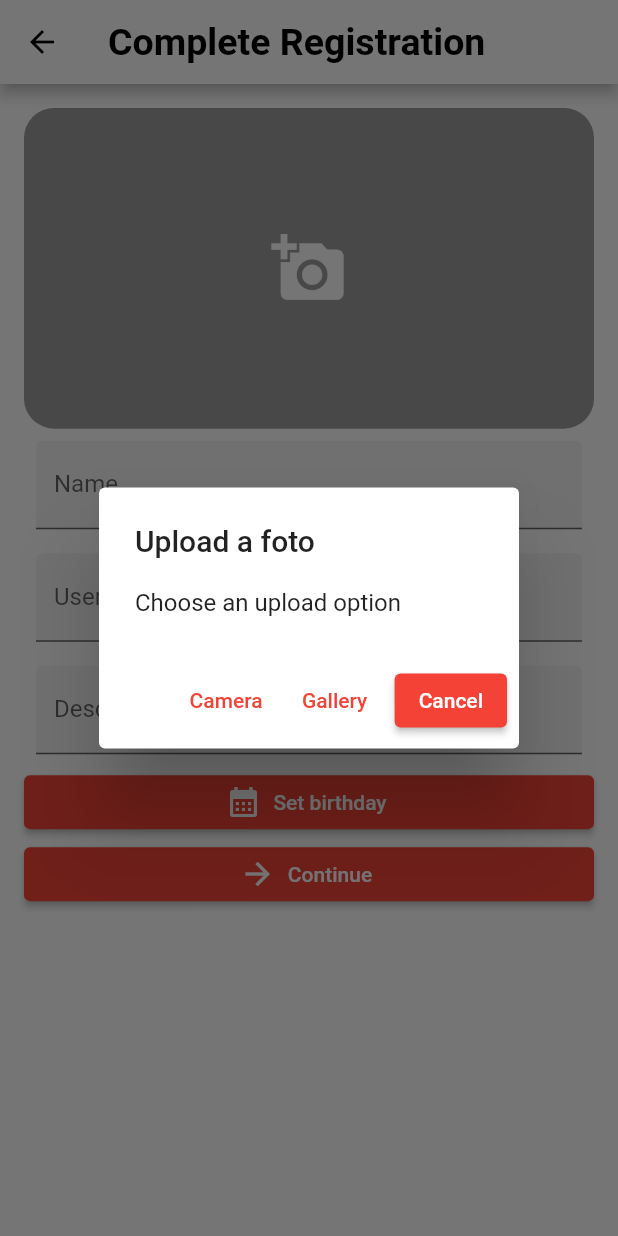
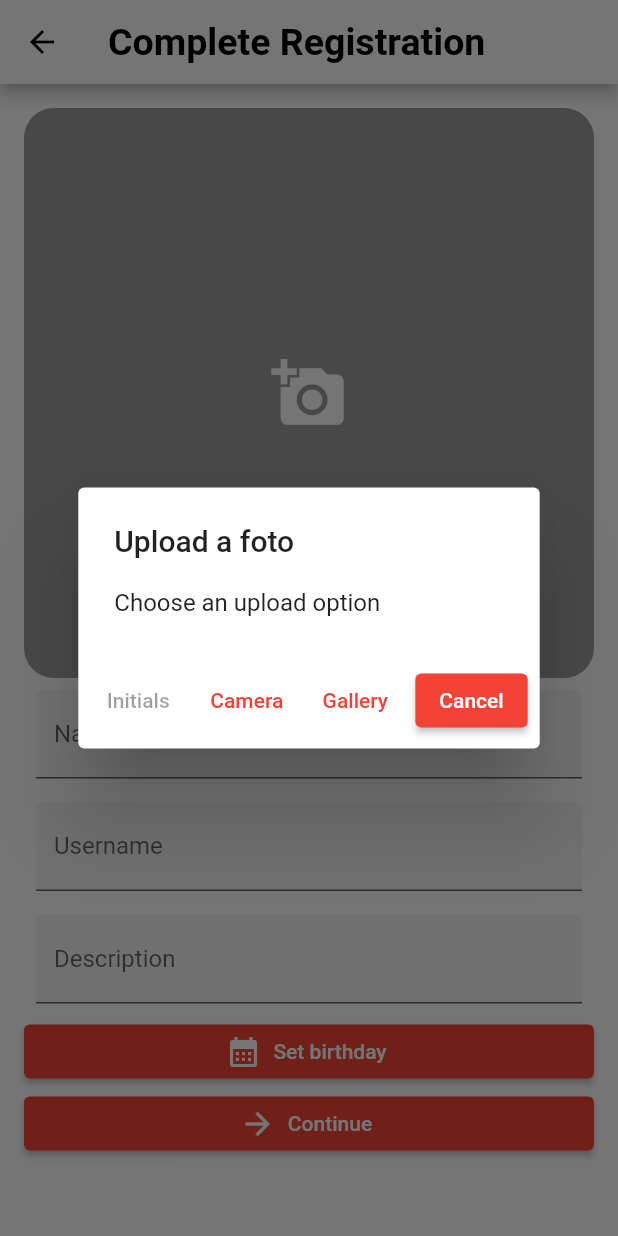
Before and after one commit to dariomtz/piggram_mobile, a Flutter app: the FirstSignIn screen opened directly, after a tap on the "add a photo" icon, on a phone screen of 412 x 824 dp. Run offline on Flutter 3.47's test engine with Material 2 defaults, Android fonts, the phone set to English and light mode, and no system bars; our stand-ins replace bloc, cloud_firestore, equatable, firebase_auth, firebase_core, firebase_storage and 5 more; accounts and stored records are empty; network calls fail.

Commit message:
Avatar initials

```diff
--- a/lib/components/file/bloc/file_bloc.dart
+++ b/lib/components/file/bloc/file_bloc.dart
@@ -5,6 +5,7 @@ import 'package:bloc/bloc.dart';
 import 'package:equatable/equatable.dart';
 import 'package:image_picker/image_picker.dart';
 import 'package:piggram_mobile/utils/file_requests.dart';
+import 'package:http/http.dart' as http;
 
 part 'file_event.dart';
 part 'file_state.dart';
@@ -14,6 +15,15 @@ class FileBloc extends Bloc<FileEvent, FileState> {
     on<FileGetImageEvent>(_getImage);
     on<FileUploadImageEvent>(_upload);
     on<FileCleanEvent>(_clean);
+    on<FileGetInitialsEvent>((_getInitialsImage));
+  }
+
+  Future<void> _getInitialsImage(FileGetInitialsEvent event, emit) async {
+    final url = Uri.parse(
+        "https://ui-avatars.com/api/?name=${event.name.split(" ").join("+")}&background=random&size=512");
+    final response = await http.get(url);
+    final bytes = response.bodyBytes;
+    emit(FileImageFound(bytes));
   }
 
   FutureOr<void> _getImage(
--- a/lib/components/file/bloc/file_event.dart
+++ b/lib/components/file/bloc/file_event.dart
@@ -15,6 +15,14 @@ class FileGetImageEvent extends FileEvent {
   List<Object> get props => [source];
 }
 
+class FileGetInitialsEvent extends FileEvent {
+  final String name;
+
+  FileGetInitialsEvent(this.name);
+  @override
+  List<Object> get props => [name];
+}
+
 class FileUploadImageEvent extends FileEvent {
   final Uint8List image;
 
--- a/lib/components/file/image_handler.dart
+++ b/lib/components/file/image_handler.dart
@@ -1,20 +1,24 @@
 import 'dart:typed_data';
-
 import 'package:flutter/material.dart';
 import 'package:flutter_bloc/flutter_bloc.dart';
 import 'package:image_picker/image_picker.dart';
 import 'package:piggram_mobile/components/file/bloc/file_bloc.dart';
 
 class ImageHandeler extends StatelessWidget {
-  const ImageHandeler({
+  ImageHandeler({
     Key? key,
     required this.onLoaded,
+    this.initials = false,
+    this.name = "",
   }) : super(key: key);
 
+  final bool initials;
+  final String name;
   final Function(Uint8List) onLoaded;
 
   @override
   Widget build(BuildContext context) {
+    print(name);
     return Column(
       mainAxisSize: MainAxisSize.min,
       children: [
@@ -24,9 +28,12 @@ class ImageHandeler extends StatelessWidget {
               return GestureDetector(
                 onTap: () => showDialog(
                     context: context,
-                    builder: (context) => ImageOptionsDialog()),
+                    builder: (context) => ImageOptionsDialog(
+                          name: name,
+                          initials: initials,
+                        )),
                 child: AspectRatio(
-                  aspectRatio: 16 / 9,
+                  aspectRatio: 1 / 1,
                   child: Container(
                     decoration: const BoxDecoration(
                         color: Color.fromARGB(117, 39, 39, 39),
@@ -45,7 +52,7 @@ class ImageHandeler extends StatelessWidget {
             if (state is FileImageFound) {
               onLoaded(state.image);
               return AspectRatio(
-                aspectRatio: 16 / 9,
+                aspectRatio: 1 / 1,
                 child: GestureDetector(
                   onTap: () => showDialog(
                       context: context,
@@ -63,7 +70,7 @@ class ImageHandeler extends StatelessWidget {
             }
             if (state is FileUploading) {
               AspectRatio(
-                aspectRatio: 16 / 9,
+                aspectRatio: 1 / 1,
                 child: Container(
                   decoration: const BoxDecoration(
                     color: Color.fromARGB(117, 39, 39, 39),
@@ -132,7 +139,11 @@ class ImageDialog extends StatelessWidget {
 }
 
 class ImageOptionsDialog extends StatelessWidget {
-  const ImageOptionsDialog({Key? key}) : super(key: key);
+  final String name;
+  final bool initials;
+  const ImageOptionsDialog(
+      {Key? key, required this.name, required this.initials})
+      : super(key: key);
 
   @override
   Widget build(BuildContext context) {
@@ -140,6 +151,20 @@ class ImageOptionsDialog extends StatelessWidget {
       title: Text('Upload a foto'),
       content: Text("Choose an upload option"),
       actions: [
+        if (initials)
+          Tooltip(
+            message: "You can only use this once you have written your name",
+            child: TextButton(
+              onPressed: name == ""
+                  ? null
+                  : () {
+                      BlocProvider.of<FileBloc>(context)
+                          .add(FileGetInitialsEvent(name));
+                      Navigator.of(context).pop();
+                    },
+              child: Text('Initials'),
+            ),
+          ),
         TextButton(
             onPressed: () {
               BlocProvider.of<FileBloc>(context)
--- a/lib/pages/auth/first_sign_in.dart
+++ b/lib/pages/auth/first_sign_in.dart
@@ -57,12 +57,16 @@ class _FirstSignInState extends State<FirstSignIn> {
         padding: const EdgeInsets.all(16.0),
         child: ListView(
           children: [
-            ImageHandeler(onLoaded: (img) {
-              this.widget.image = img;
-            }),
+            ImageHandeler(
+                initials: true,
+                name: _nameController.text,
+                onLoaded: (img) {
+                  this.widget.image = img;
+                }),
             Padding(
               padding: const EdgeInsets.all(8.0),
               child: TextField(
+                onChanged: ((value) => setState(() {})),
                 controller: _nameController,
                 decoration: InputDecoration(
                   labelText: "Name",
--- a/pubspec.yaml
+++ b/pubspec.yaml
@@ -45,6 +45,7 @@ dependencies:
   # Use with the CupertinoIcons class for iOS style icons.
   cupertino_icons: ^1.0.2
   intl: ^0.17.0
+  http: ^0.13.4
 
 dev_dependencies:
   flutter_test:
```
Also changed, not shown: pubspec.lock.
